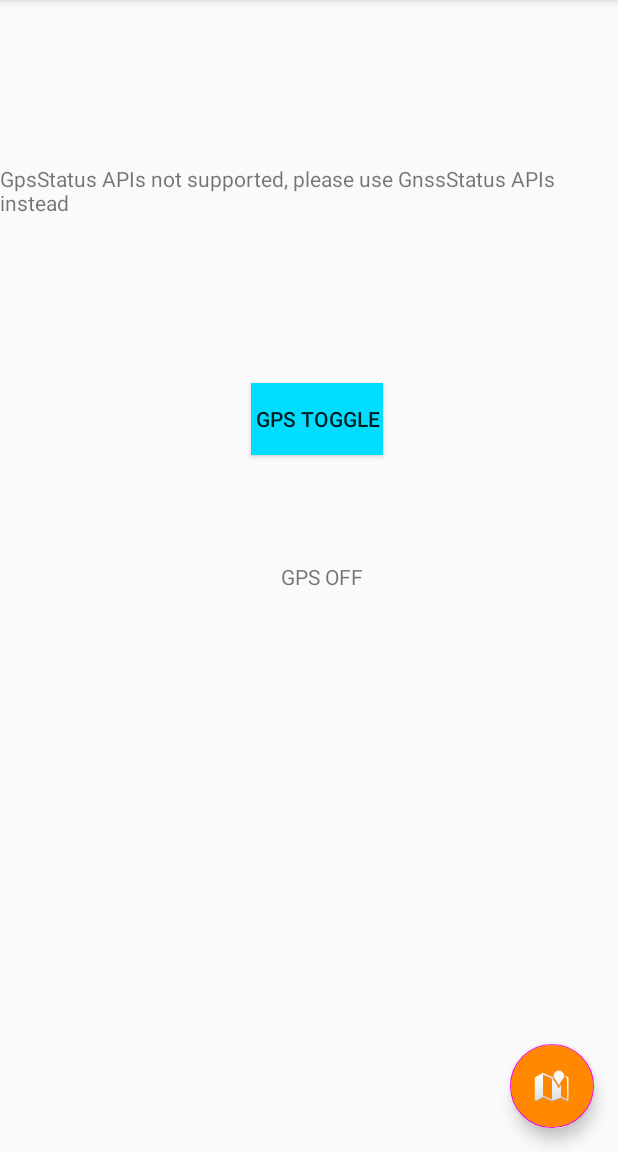
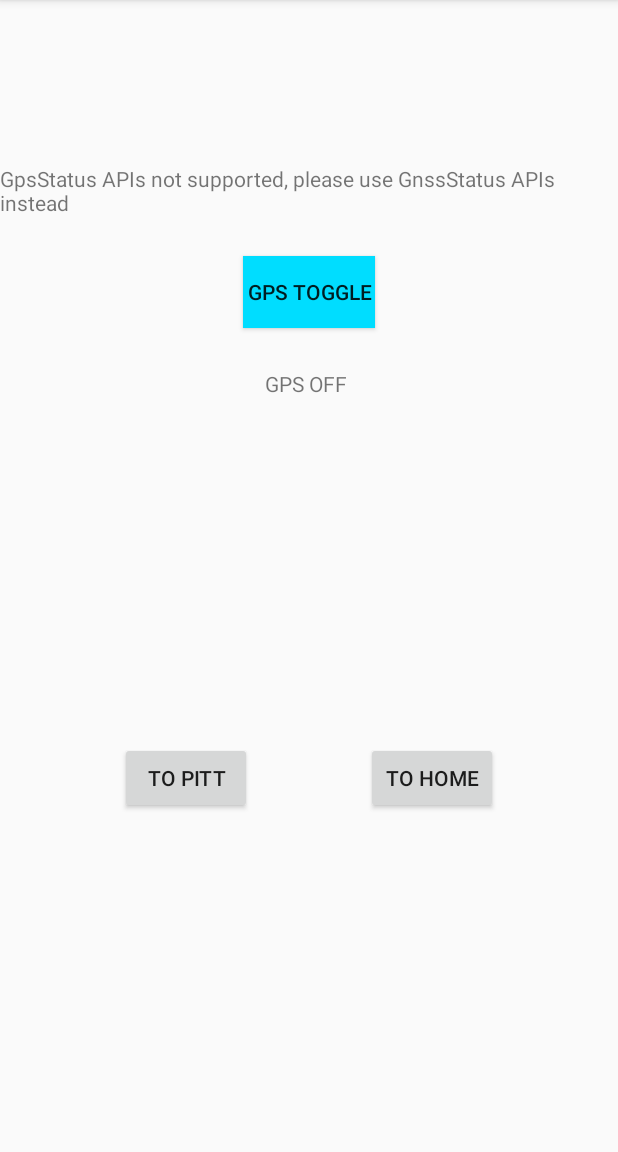
Before and after one commit to sjm161/GPS-Battery-Saving-Project-CS-1980, an Android app: the screen it shows after launch (MainActivity), in the options menu, after a tap on "Settings", on a phone screen of 412 x 824 dp, the part 84-1236 px from its top. Run offline under Robolectric (Android 15) with nearby library versions, the phone set to English and light mode, and no system bars.

Commit message:
Added route choice

```diff
--- a/Android_Studio_Project/app/src/main/java/com/gps/gpsoptimizationproject/MainActivity.java
+++ b/Android_Studio_Project/app/src/main/java/com/gps/gpsoptimizationproject/MainActivity.java
@@ -9,9 +9,6 @@ import android.location.LocationListener;
 import android.location.LocationManager;
 import android.os.Bundle;
 
-import com.google.android.material.floatingactionbutton.FloatingActionButton;
-import com.google.android.material.snackbar.Snackbar;
-
 import androidx.appcompat.app.AppCompatActivity;
 import androidx.appcompat.widget.Toolbar;
 
@@ -22,8 +19,6 @@ import android.view.MenuItem;
 import android.widget.Button;
 import android.widget.TextView;
 
-import org.w3c.dom.Text;
-
 public class MainActivity extends AppCompatActivity {
     static LocationListener templistener;
     static LocationManager GPSDetector;
@@ -31,6 +26,8 @@ public class MainActivity extends AppCompatActivity {
     static String beforeEnable;
     static TextView MainText;
     static TextView GPSText;
+    static boolean route = false;
+
     @Override
     protected void onCreate(Bundle savedInstanceState) {
         //declaring the menu items that were created in the xml files
@@ -40,19 +37,12 @@ public class MainActivity extends AppCompatActivity {
         setSupportActionBar(toolbar);
         GPSText = findViewById(R.id.GPSStatus);
 
-        FloatingActionButton fab = findViewById(R.id.fab);
-        fab.setOnClickListener(new View.OnClickListener() {
-            @Override
-            public void onClick(View view) {
-               /* Snackbar.make(view, "Hello World Again!", Snackbar.LENGTH_LONG)
-                        .setAction("Action", null).show();*/
-               moveToMapActivity();
-            }
-        });
         final TextView gpsIndicator = (TextView) findViewById(R.id.GPSindicator);
-        MainText = (TextView) findViewById(R.id.MainTextView);
+        MainText = findViewById(R.id.MainTextView);
         //Making the button do something
-        Button gpsButton = (Button) findViewById(R.id.GPSToggle);
+        Button gpsButton = findViewById(R.id.GPSToggle);
+        Button pitt = findViewById(R.id.pitt);
+        Button home = findViewById(R.id.home);
 
         gpsButton.setOnClickListener(new View.OnClickListener() {
             @Override
@@ -60,18 +50,36 @@ public class MainActivity extends AppCompatActivity {
                 if(textstatus){
                     textstatus = false;
                     gpsIndicator.setText("GPS ON");
-                    turnGpsOn(getApplicationContext());
+                    turnGPSOn(getApplicationContext());
                 }
                 else{
                     textstatus = true;
                     gpsIndicator.setText("GPS OFF");
-                    turnGpsOff(getApplicationContext());
+                    turnGPSOff(getApplicationContext());
                 }
+            }
+        });
+
+        //sets route to home --> pitt
+        pitt.setOnClickListener(new View.OnClickListener() {
+            @Override
+           public void onClick(View v) {
+                route = false;
+                moveToMapActivity();
+           }
+
+        });
+
+        //sets route to pitt --> home
+        home.setOnClickListener(new View.OnClickListener() {
+            @Override
+            public void onClick(View v) {
+                route = true;
+                moveToMapActivity();
             }
         });
         //Now to add the GPS Status listener
         setUpGpsListener();
-
     }
 
     @Override
@@ -100,7 +108,7 @@ public class MainActivity extends AppCompatActivity {
     AS raises errors which means we need to figure out what does what and if this even works with
     current version of android*/
 
-    private void turnGpsOn (Context context) {
+    private void turnGPSOn (Context context) {
         //startActivity(new Intent(Settings.ACTION_LOCATION_SOURCE_SETTINGS));
         //Notes from Matt
         //This code here seems to not use caching as it can take a while to reacquire the GPS signal....
@@ -122,14 +130,12 @@ public class MainActivity extends AppCompatActivity {
         //This modified line seems to acquire the GPS signal quickly
         try {
             Settings.Secure.putString(getContentResolver(), Settings.Secure.LOCATION_PROVIDERS_ALLOWED, "network,gps");
-        }
-        catch (Exception e){
+        } catch (Exception e) {
             MainText.setText(e.getMessage());
         }
     }
 
-
-    private void turnGpsOff (Context context) {
+    private void turnGPSOff (Context context) {
         //LocationServices.SettingsApi
         if (null == beforeEnable) {
             String str = Settings.Secure.getString (context.getContentResolver(),
@@ -163,19 +169,20 @@ public class MainActivity extends AppCompatActivity {
             MainText.setText(e.getMessage());
         }
     }
-    //Okay- this is code to detect when the sattelite is connected
-    private void setUpGpsListener(){
+
+    //code to detect when the satellite is connected
+    private void setUpGpsListener() {
         //First initialize the GPS Locator
         GPSDetector = (LocationManager) getSystemService(Context.LOCATION_SERVICE);
         setnewLocationListener();
-        try{
+        try {
             //Now add a GPS Status listener
             GPSDetector.requestLocationUpdates(LocationManager.GPS_PROVIDER, 1000, -1, templistener);
             @Deprecated GpsStatus.Listener test = new GpsStatus.Listener() {
                 //Now to implement a listener
                 @Override
                 public void onGpsStatusChanged(int event) {
-                    switch (event){
+                    switch (event) {
                         case GpsStatus.GPS_EVENT_SATELLITE_STATUS:
                             break;
                         case GpsStatus.GPS_EVENT_FIRST_FIX:   // this means you  found GPS Co-ordinates
@@ -192,20 +199,20 @@ public class MainActivity extends AppCompatActivity {
                 }
             };
             GPSDetector.addGpsStatusListener(test);
-        }catch (SecurityException e){
+        } catch (SecurityException e) {
             MainText.setText(e.getMessage());
-        }
-        catch (Exception e){
+        } catch (Exception e) {
             MainText.setText(e.getMessage());
         }
     }
 
-    private void moveToMapActivity(){
+    private void moveToMapActivity() {
         Intent intent = new Intent(MainActivity.this, MapsActivity.class);
+        intent.putExtra("routeSelect", route);
         startActivity(intent);
     }
 
-    private void setnewLocationListener(){
+    private void setnewLocationListener() {
        templistener = new LocationListener() {
             @Override
             public void onLocationChanged(Location location) {
@@ -228,4 +235,5 @@ public class MainActivity extends AppCompatActivity {
             }
         };
     }
+
 }
--- a/Android_Studio_Project/app/src/main/java/com/gps/gpsoptimizationproject/MapsActivity.java
+++ b/Android_Studio_Project/app/src/main/java/com/gps/gpsoptimizationproject/MapsActivity.java
@@ -1,33 +1,23 @@
 package com.gps.gpsoptimizationproject;
 
-import androidx.annotation.RequiresApi;
 import androidx.fragment.app.FragmentActivity;
 
-import android.Manifest;
-import android.annotation.SuppressLint;
 import android.app.PendingIntent;
 import android.content.Context;
 import android.content.Intent;
-import android.content.pm.PackageManager;
-import android.location.Address;
-import android.location.Geocoder;
 import android.location.Location;
 import android.location.LocationListener;
 import android.location.LocationManager;
 
-import android.os.Build;
 import android.os.Bundle;
 import android.os.Handler;
 import android.provider.Settings;
-import android.provider.SyncStateContract;
 import android.view.View;
 import android.widget.TextView;
 
-import com.google.android.gms.maps.CameraUpdateFactory;
 import com.google.android.gms.maps.GoogleMap;
 import com.google.android.gms.maps.OnMapReadyCallback;
 import com.google.android.gms.maps.SupportMapFragment;
-//import com.google.android.gms.location.LocationRequest;
 import com.google.android.gms.maps.model.BitmapDescriptorFactory;
 import com.google.android.gms.maps.model.LatLng;
 import com.google.android.gms.maps.model.Marker;
@@ -37,10 +27,8 @@ import com.google.android.material.floatingactionbutton.FloatingActionButton;
 import java.io.File;
 import java.io.FileNotFoundException;
 import java.io.FileOutputStream;
-import java.io.IOException;
 import java.util.ArrayList;
 import java.util.Date;
-import java.util.List;
 
 public class MapsActivity extends FragmentActivity implements OnMapReadyCallback {
     //Both time variables are currently in seconds
@@ -56,7 +44,7 @@ public class MapsActivity extends FragmentActivity implements OnMapReadyCallback
     LocationListener newlistener;
     TextView velocitydisplay, distancedisplay, timedisplay;
     Location destination;
-    ArrayList<Location> staticroute;
+    ArrayList<Location> staticRoute;
     int ListI = 0;
     boolean navigation = false, logGPSOnLatLng = false;
     Marker destMarker;
@@ -76,20 +64,20 @@ public class MapsActivity extends FragmentActivity implements OnMapReadyCallback
         distancedisplay = findViewById(R.id.DistanceView);
         timedisplay = findViewById(R.id.TimeView);
 
-        try{
+        try {
             logfile = new File(getApplicationContext().getFilesDir() + "/GPSLog.txt");
             fos = new FileOutputStream(logfile, true);
             Date now = new Date();
             String logstring = "APPSTART|"+now.toString() + "\n";
             fos.write(logstring.getBytes());
-        }catch(FileNotFoundException e){
+        } catch(FileNotFoundException e) {
             try {
                 logfile.createNewFile();
                 fos = new FileOutputStream(logfile);
-            }catch(Exception ex){
+            } catch(Exception ex) {
 
             }
-        }catch(Exception ef){
+        } catch(Exception ef) {
 
         }
 
@@ -98,8 +86,14 @@ public class MapsActivity extends FragmentActivity implements OnMapReadyCallback
         mapFragment.getMapAsync(this);
         FloatingActionButton distbut = findViewById(R.id.dist);
 
-        staticroute = new ArrayList<Location>();
-        createstaticroute();
+        staticRoute = new ArrayList<Location>();
+        Bundle extras = getIntent().getExtras();
+        boolean select = extras.getBoolean("routeSelect");
+        if(select == true) {
+            createHomeRoute();
+        } else {
+            createPittRoute();
+        }
 
         /*destination = new Location("");
         destination.setLatitude(40.444396);
@@ -108,8 +102,6 @@ public class MapsActivity extends FragmentActivity implements OnMapReadyCallback
         distbut.setOnClickListener(new View.OnClickListener() {
             @Override
             public void onClick(View view) {
-                //calcDistance(destination);
-                //navigation();
                 navigation = !navigation;
                 if(navigation){
                     try{
@@ -126,7 +118,7 @@ public class MapsActivity extends FragmentActivity implements OnMapReadyCallback
                     distancedisplay.setText("0 m");
                     timedisplay.setText("0 s");
                     //Acquire the new destination
-                    destination = staticroute.get(ListI);
+                    destination = staticRoute.get(ListI);
                     //Add it to the map
                     LatLng destLL = new LatLng(destination.getLatitude(),destination.getLongitude());
                     MarkerOptions destMarkerOptions = new MarkerOptions().position(destLL).title("Next Destination").icon(BitmapDescriptorFactory.defaultMarker(BitmapDescriptorFactory.HUE_MAGENTA));
@@ -152,7 +144,7 @@ public class MapsActivity extends FragmentActivity implements OnMapReadyCallback
                 }
             }
         });
-        setnewLocationListener();
+        setNewLocationListener();
         //Declare a location Manager
         LocM = (LocationManager) getSystemService(Context.LOCATION_SERVICE);
 
@@ -172,8 +164,8 @@ public class MapsActivity extends FragmentActivity implements OnMapReadyCallback
         };
     }
 
-    private void createstaticroute(){
-
+    //creates route to Pitt
+    private void createPittRoute(){
         Location one = new Location("");
         one.setLatitude(40.443162);
         one.setLongitude(-79.953543);
@@ -190,15 +182,35 @@ public class MapsActivity extends FragmentActivity implements OnMapReadyCallback
         four.setLatitude(40.445179);
         four.setLongitude(-79.950357);
 
-        staticroute.add(one);
-        staticroute.add(two);
-        staticroute.add(three);
-        staticroute.add(four);
+        staticRoute.add(one);
+        staticRoute.add(two);
+        staticRoute.add(three);
+        staticRoute.add(four);
     }
-    /*protected void createLocationRequest(){
-        LocationRequest LocR = LocationRequest.create();
 
-    }*/
+    //creates route to home
+    private void createHomeRoute(){
+        Location one = new Location("");
+        one.setLatitude(40.445179);
+        one.setLongitude(-79.950357);
+
+        Location two = new Location("");
+        two.setLatitude(40.445065);
+        two.setLongitude(-79.951263);
+
+        Location three = new Location("");
+        three.setLatitude(40.443918);
+        three.setLongitude(-79.950732);
+
+        Location four = new Location("");
+        four.setLatitude(40.443162);
+        four.setLongitude(-79.953543);
+
+        staticRoute.add(one);
+        staticRoute.add(two);
+        staticRoute.add(three);
+        staticRoute.add(four);
+    }
 
     private void navigation(){
 
@@ -206,8 +218,8 @@ public class MapsActivity extends FragmentActivity implements OnMapReadyCallback
         PendingIntent pendingIntent = PendingIntent.getService(this, 0, intent, 0);
 
         try {
-            destination = staticroute.get(1);
-            LocM.addProximityAlert(staticroute.get(1).getLatitude(), staticroute.get(1).getLongitude(), 15, -1, pendingIntent);
+            destination = staticRoute.get(1);
+            LocM.addProximityAlert(staticRoute.get(1).getLatitude(), staticRoute.get(1).getLongitude(), 15, -1, pendingIntent);
         }catch(SecurityException e){
             timedisplay.setText(e.getMessage());
         }
@@ -236,10 +248,6 @@ public class MapsActivity extends FragmentActivity implements OnMapReadyCallback
     }
     private float calcDistance(Location cur, Location dest) {
         try {
-            //Location cur = LocM.getLastKnownLocation(LocationManager.GPS_PROVIDER);
-            //Location cur = new Location("");
-            //cur.setLongitude(-79.953829);
-            //cur.setLatitude(40.442469);
             if(cur == null) {
                 distancedisplay.setText("Cur is null");
                 return 0f;
@@ -255,9 +263,10 @@ public class MapsActivity extends FragmentActivity implements OnMapReadyCallback
         }
         return 0f;
     }
+
     //This function creates a location listener - which handles detecting location changes- we don't
     //have a need for the other functions - as they are not as efficient as we want them to be and don't do what we need them to do
-    private void setnewLocationListener(){
+    private void setNewLocationListener(){
         newlistener = new LocationListener() {
             @Override
             public void onLocationChanged(Location location) {
@@ -332,7 +341,7 @@ public class MapsActivity extends FragmentActivity implements OnMapReadyCallback
     private boolean setDestination(){
         ListI++;
         //Check if the user reached their destination
-        if(ListI == staticroute.size()) {
+        if(ListI == staticRoute.size()) {
             destMarker.remove();
             navigation = false;
             ListI = 0;
@@ -355,7 +364,7 @@ public class MapsActivity extends FragmentActivity implements OnMapReadyCallback
             //Remove the current marker from the map
             destMarker.remove();
             //Acquire the new destination
-            destination = staticroute.get(ListI);
+            destination = staticRoute.get(ListI);
             //Create a marker at that point
             LatLng destLL = new LatLng(destination.getLatitude(),destination.getLongitude());
             MarkerOptions destMarkerOptions = new MarkerOptions().position(destLL).title("Next Destination").icon(BitmapDescriptorFactory.defaultMarker(BitmapDescriptorFactory.HUE_MAGENTA));
@@ -427,8 +436,6 @@ public class MapsActivity extends FragmentActivity implements OnMapReadyCallback
         logGPSOnLatLng = true;
     }
 
-
-
     /**
      * Manipulates the map once available.
      * This callback is triggered when the map is ready to be used.
@@ -455,7 +462,7 @@ public class MapsActivity extends FragmentActivity implements OnMapReadyCallback
     }
     private void turnGpsOff (Context context) {
         //LocationServices.SettingsApi
-        if (null == beforeEnable) {
+        if(null == beforeEnable) {
             String str = Settings.Secure.getString (context.getContentResolver(),
                     Settings.Secure.LOCATION_PROVIDERS_ALLOWED);
             if (null == str) {
@@ -513,4 +520,5 @@ public class MapsActivity extends FragmentActivity implements OnMapReadyCallback
         //We set the GPS to on, get the first coordinates that we can
         logGPSOnLatLng = true;
     }
+
 }
--- a/Android_Studio_Project/app/src/main/res/layout/activity_main.xml
+++ b/Android_Studio_Project/app/src/main/res/layout/activity_main.xml
@@ -20,15 +20,6 @@
 
     </com.google.android.material.appbar.AppBarLayout>
 
-    <com.google.android.material.floatingactionbutton.FloatingActionButton
-        android:id="@+id/fab"
-        android:layout_width="wrap_content"
-        android:layout_height="wrap_content"
-        android:layout_gravity="bottom|end"
-        android:layout_margin="@dimen/fab_margin"
-        android:backgroundTint="@android:color/holo_orange_dark"
-        app:srcCompat="@android:drawable/ic_dialog_map" />
-
     <include layout="@layout/content_main" />
 
 </androidx.coordinatorlayout.widget.CoordinatorLayout>
--- a/Android_Studio_Project/app/src/main/res/layout/content_main.xml
+++ b/Android_Studio_Project/app/src/main/res/layout/content_main.xml
@@ -27,10 +27,10 @@
         android:text="GPS Toggle"
         app:layout_constraintBottom_toBottomOf="parent"
         app:layout_constraintEnd_toEndOf="parent"
-        app:layout_constraintHorizontal_bias="0.517"
+        app:layout_constraintHorizontal_bias="0.501"
         app:layout_constraintStart_toStartOf="parent"
         app:layout_constraintTop_toTopOf="parent"
-        app:layout_constraintVertical_bias="0.355" />
+        app:layout_constraintVertical_bias="0.237" />
 
     <TextView
         android:id="@+id/GPSindicator"
@@ -39,9 +39,10 @@
         android:text="Something!"
         app:layout_constraintBottom_toBottomOf="parent"
         app:layout_constraintEnd_toEndOf="parent"
-        app:layout_constraintHorizontal_bias="0.525"
+        app:layout_constraintHorizontal_bias="0.495"
         app:layout_constraintStart_toStartOf="parent"
-        app:layout_constraintTop_toTopOf="parent" />
+        app:layout_constraintTop_toTopOf="parent"
+        app:layout_constraintVertical_bias="0.329" />
 
     <TextView
         android:id="@+id/GPSStatus"
@@ -50,9 +51,38 @@
         android:text="GPS Indicator:"
         app:layout_constraintBottom_toBottomOf="parent"
         app:layout_constraintEnd_toEndOf="parent"
-        app:layout_constraintHorizontal_bias="0.525"
+        app:layout_constraintHorizontal_bias="0.498"
         app:layout_constraintStart_toStartOf="parent"
         app:layout_constraintTop_toBottomOf="@+id/GPSindicator"
-        app:layout_constraintVertical_bias="0.113" />
+        app:layout_constraintVertical_bias="0.0" />
+
+    <androidx.constraintlayout.widget.Guideline
+        android:id="@+id/guideline"
+        android:layout_width="wrap_content"
+        android:layout_height="wrap_content"
+        android:orientation="horizontal"
+        app:layout_constraintGuide_begin="20dp" />
+
+    <Button
+        android:id="@+id/pitt"
+        android:layout_width="wrap_content"
+        android:layout_height="wrap_content"
+        android:layout_marginStart="80dp"
+        android:layout_marginLeft="80dp"
+        android:layout_marginBottom="225dp"
+        android:text="To Pitt"
+        app:layout_constraintBottom_toBottomOf="parent"
+        app:layout_constraintStart_toStartOf="parent" />
+
+    <Button
+        android:id="@+id/home"
+        android:layout_width="wrap_content"
+        android:layout_height="wrap_content"
+        android:layout_marginEnd="80dp"
+        android:layout_marginRight="80dp"
+        android:layout_marginBottom="225dp"
+        android:text="To Home"
+        app:layout_constraintBottom_toBottomOf="parent"
+        app:layout_constraintEnd_toEndOf="parent" />
 
 </androidx.constraintlayout.widget.ConstraintLayout>
--- a/Android_Studio_Project/build.gradle
+++ b/Android_Studio_Project/build.gradle
@@ -7,7 +7,7 @@ buildscript {
 
     }
     dependencies {
-        classpath 'com.android.tools.build:gradle:3.5.1'
+        classpath 'com.android.tools.build:gradle:3.5.2'
 
         // NOTE: Do not place your application dependencies here; they belong
         // in the individual module build.gradle files
```
